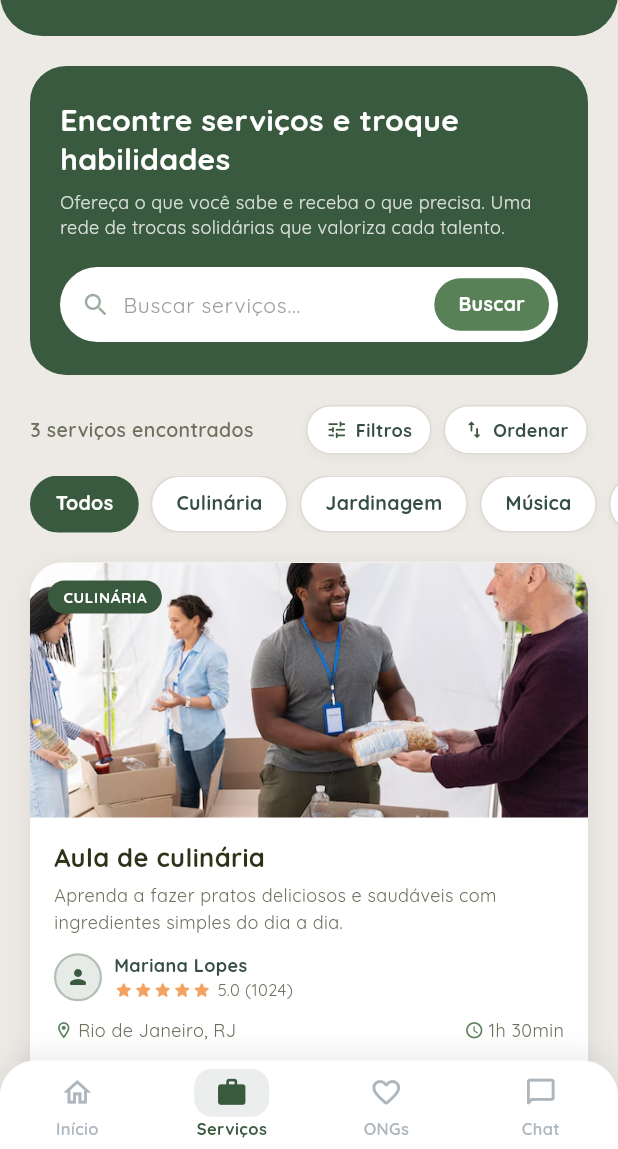
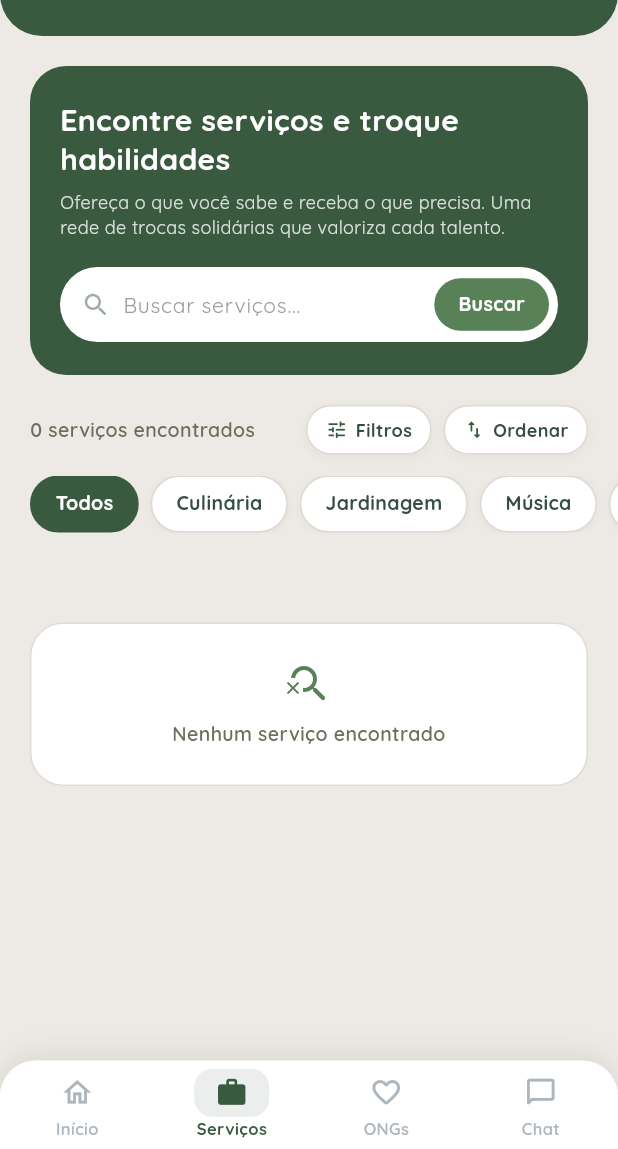
Before and after one commit to mateusdejulio/mutuo, a Flutter app: the Servicos screen opened directly with empty values, on a phone screen of 412 x 824 dp, the part 87-1236 px from its top. Run offline on Flutter 3.47's test engine with Material 3 defaults, Android fonts, the phone set to English and light mode, and no system bars; our stand-ins replace google_fonts, image_picker; network calls fail.

Commit message:
servicos puxando do banco no mobile

```diff
--- a/mobile/mutuo/lib/servicos.dart
+++ b/mobile/mutuo/lib/servicos.dart
@@ -4,30 +4,54 @@
 import 'package:mutuo/ongs.dart';
 import 'package:mutuo/quem_somos.dart';
 import 'package:mutuo/widgets/avatar_perfil.dart';
+import 'package:mutuo/services/api_service.dart';
 
 // ─── MODEL ────────────────────────────────────────────────
+// Agora representa um serviço vindo do banco (rota /servicos-usuario)
 class Servico {
+  final int id;
   final String titulo;
   final String descricao;
   final String local;
   final String tempo;
-  final String imagem;
+  final String? imagemUrl;
   final String categoria;
   final String autor;
-  final double avaliacao;
-  final int totalAvaliacoes;
 
   Servico({
+    required this.id,
     required this.titulo,
     required this.descricao,
     required this.local,
     required this.tempo,
-    required this.imagem,
+    this.imagemUrl,
     this.categoria = "Geral",
     this.autor = "Voluntário",
-    this.avaliacao = 4.0,
-    this.totalAvaliacoes = 0,
   });
+
+  factory Servico.fromJson(Map<String, dynamic> json) {
+    final cidade = json['cidade']?.toString() ?? '';
+    final estado = json['estado']?.toString() ?? '';
+    final localMontado = [
+      cidade,
+      estado,
+    ].where((parte) => parte.isNotEmpty).join(', ');
+
+    final imagem = json['imagem']?.toString();
+
+    return Servico(
+      id: int.tryParse('${json['cod'] ?? 0}') ?? 0,
+      titulo: json['nome']?.toString() ?? 'Serviço',
+      descricao: json['descricao']?.toString() ?? '',
+      local: localMontado.isEmpty ? 'Não informado' : localMontado,
+      tempo: '${json['qtdHoras'] ?? '-'}h',
+      imagemUrl: (imagem != null && imagem.isNotEmpty)
+          ? '${ApiService.baseUrl}$imagem'
+          : null,
+      categoria: json['foco']?.toString() ?? 'Geral',
+      autor: json['nomeUsuario']?.toString() ?? 'Voluntário',
+    );
+  }
 }
 
 // ─── DETALHE SERVIÇO ──────────────────────────────────────
@@ -55,9 +79,10 @@
           crossAxisAlignment: CrossAxisAlignment.start,
           children: [
             Hero(
-              tag: 'servico_${servico.titulo}',
-              child: Image.asset(
-                servico.imagem,
+              tag: 'servico_${servico.id}',
+              child: servico.imagemUrl != null
+                  ? Image.network(
+                      servico.imagemUrl!,
                       height: 220,
                       width: double.infinity,
                       fit: BoxFit.cover,
@@ -73,6 +98,16 @@
                           ),
                         );
                       },
+                    )
+                  : Container(
+                      height: 220,
+                      width: double.infinity,
+                      color: const Color(0xFFB7D5B0),
+                      child: const Icon(
+                        Icons.image_not_supported_outlined,
+                        color: Colors.white,
+                        size: 50,
+                      ),
                     ),
             ),
             Padding(
@@ -206,6 +241,10 @@
   final TextEditingController _buscaController = TextEditingController();
   String _busca = "";
 
+  final ApiService _apiService = ApiService();
+  List<Servico> _todosServicos = [];
+  bool _carregando = true;
+
   static const _verde = Color(0xFF3A5A40);
   static const _verdeMedio = Color(0xFF588157);
   static const _bege = Color(0xFFDAD7CD);
@@ -219,45 +258,6 @@
     "Música",
     "Tecnologia",
     "Educação",
-  ];
-
-  final List<Servico> _todosServicos = [
-    Servico(
-      titulo: "Aula de culinária",
-      descricao:
-          "Aprenda a fazer pratos deliciosos e saudáveis com ingredientes simples do dia a dia.",
-      local: "Rio de Janeiro, RJ",
-      tempo: "1h 30min",
-      imagem: "assets/images/imagemcomida.png",
-      categoria: "Culinária",
-      autor: "Mariana Lopes",
-      avaliacao: 5.0,
-      totalAvaliacoes: 1024,
-    ),
-    Servico(
-      titulo: "Jardinagem urbana",
-      descricao:
-          "Transforme seu espaço com plantas e hortas. Aprenda técnicas de cultivo urbano.",
-      local: "São Paulo, SP",
-      tempo: "2h",
-      imagem: "assets/images/imagemjardineiro.png",
-      categoria: "Jardinagem",
-      autor: "Carlos Mendes",
-      avaliacao: 4.5,
-      totalAvaliacoes: 312,
-    ),
-    Servico(
-      titulo: "Aula de violão",
-      descricao:
-          "Aprenda músicas populares e técnicas básicas para tocar violão do zero.",
-      local: "Belo Horizonte, MG",
-      tempo: "1h",
-      imagem: "assets/images/violao.png",
-      categoria: "Música",
-      autor: "Ana Costa",
-      avaliacao: 4.8,
-      totalAvaliacoes: 87,
-    ),
   ];
 
   List<Servico> get _servicosFiltrados {
@@ -277,6 +277,21 @@
   void initState() {
     super.initState();
     _bottomNavIndex = widget.initialNavIndex;
+    _carregarServicos();
+  }
+
+  // ─── NOVO: busca os serviços reais na API ───
+  Future<void> _carregarServicos() async {
+    final dados = await _apiService.buscarTodosServicos();
+    if (!mounted) return;
+
+    setState(() {
+      _todosServicos = dados
+          .whereType<Map<String, dynamic>>()
+          .map((json) => Servico.fromJson(json))
+          .toList();
+      _carregando = false;
+    });
   }
 
   @override
@@ -330,7 +345,9 @@
                       child: Row(
                         children: [
                           Text(
-                            "${filtrados.length} serviços encontrados",
+                            _carregando
+                                ? "Carregando serviços..."
+                                : "${filtrados.length} serviços encontrados",
                             style: GoogleFonts.quicksand(
                               fontSize: 13,
                               fontWeight: FontWeight.w600,
@@ -357,6 +374,49 @@
                     _chipsCategorias(),
                     const SizedBox(height: 20),
 
+                    if (_carregando)
+                      const Padding(
+                        padding: EdgeInsets.symmetric(vertical: 60),
+                        child: Center(
+                          child: CircularProgressIndicator(color: _verde),
+                        ),
+                      )
+                    else if (filtrados.isEmpty)
+                      Padding(
+                        padding: const EdgeInsets.symmetric(
+                          horizontal: 20,
+                          vertical: 40,
+                        ),
+                        child: Container(
+                          width: double.infinity,
+                          padding: const EdgeInsets.all(24),
+                          decoration: BoxDecoration(
+                            color: _branco,
+                            borderRadius: BorderRadius.circular(22),
+                            border: Border.all(color: const Color(0xFFE0DDD8)),
+                          ),
+                          child: Column(
+                            children: [
+                              const Icon(
+                                Icons.search_off_rounded,
+                                color: _verdeMedio,
+                                size: 32,
+                              ),
+                              const SizedBox(height: 8),
+                              Text(
+                                "Nenhum serviço encontrado",
+                                textAlign: TextAlign.center,
+                                style: GoogleFonts.quicksand(
+                                  fontSize: 13,
+                                  fontWeight: FontWeight.w600,
+                                  color: const Color(0xFF6B705C),
+                                ),
+                              ),
+                            ],
+                          ),
+                        ),
+                      )
+                    else
                       ListView.builder(
                         shrinkWrap: true,
                         physics: const NeverScrollableScrollPhysics(),
@@ -688,9 +748,10 @@
               child: Stack(
                 children: [
                   Hero(
-                    tag: 'servico_${servico.titulo}',
-                    child: Image.asset(
-                      servico.imagem,
+                    tag: 'servico_${servico.id}',
+                    child: servico.imagemUrl != null
+                        ? Image.network(
+                            servico.imagemUrl!,
                             height: 170,
                             width: double.infinity,
                             fit: BoxFit.cover,
@@ -706,6 +767,16 @@
                                 ),
                               );
                             },
+                          )
+                        : Container(
+                            height: 170,
+                            width: double.infinity,
+                            color: const Color(0xFFB7D5B0),
+                            child: const Icon(
+                              Icons.image_not_supported_outlined,
+                              color: Colors.white54,
+                              size: 56,
+                            ),
                           ),
                   ),
                   Positioned(
@@ -763,7 +834,7 @@
 
                   const SizedBox(height: 12),
 
-                  // Autor + avaliação
+                  // Autor
                   Row(
                     children: [
                       Container(
@@ -784,10 +855,8 @@
                         ),
                       ),
                       const SizedBox(width: 8),
-                      Column(
-                        crossAxisAlignment: CrossAxisAlignment.start,
-                        children: [
-                          Text(
+                      Expanded(
+                        child: Text(
                           servico.autor,
                           style: GoogleFonts.quicksand(
                             fontSize: 12,
@@ -795,40 +864,6 @@
                             color: const Color(0xFF344E41),
                           ),
                         ),
-                          Row(
-                            children: [
-                              ...List.generate(5, (i) {
-                                if (i < servico.avaliacao.floor()) {
-                                  return const Icon(
-                                    Icons.star_rounded,
-                                    size: 13,
-                                    color: Color(0xFFF4A261),
-                                  );
-                                } else if (i < servico.avaliacao) {
-                                  return const Icon(
-                                    Icons.star_half_rounded,
-                                    size: 13,
-                                    color: Color(0xFFF4A261),
-                                  );
-                                } else {
-                                  return const Icon(
-                                    Icons.star_border_rounded,
-                                    size: 13,
-                                    color: Color(0xFFCCCCCC),
-                                  );
-                                }
-                              }),
-                              const SizedBox(width: 4),
-                              Text(
-                                "${servico.avaliacao.toStringAsFixed(1)} (${servico.totalAvaliacoes})",
-                                style: GoogleFonts.quicksand(
-                                  fontSize: 11,
-                                  color: const Color(0xFF6B705C),
-                                ),
-                              ),
-                            ],
-                          ),
-                        ],
                       ),
                     ],
                   ),
```
Also changed, not shown: mobile/mutuo/lib/inicialUser.dart (+126 -92 lines), mobile/mutuo/lib/services/api_service.dart (+33 -0 lines), mobile/mutuo/pubspec.lock, mutuo-api/package-lock.json. Lines whose indentation alone changed are shown as unchanged.
